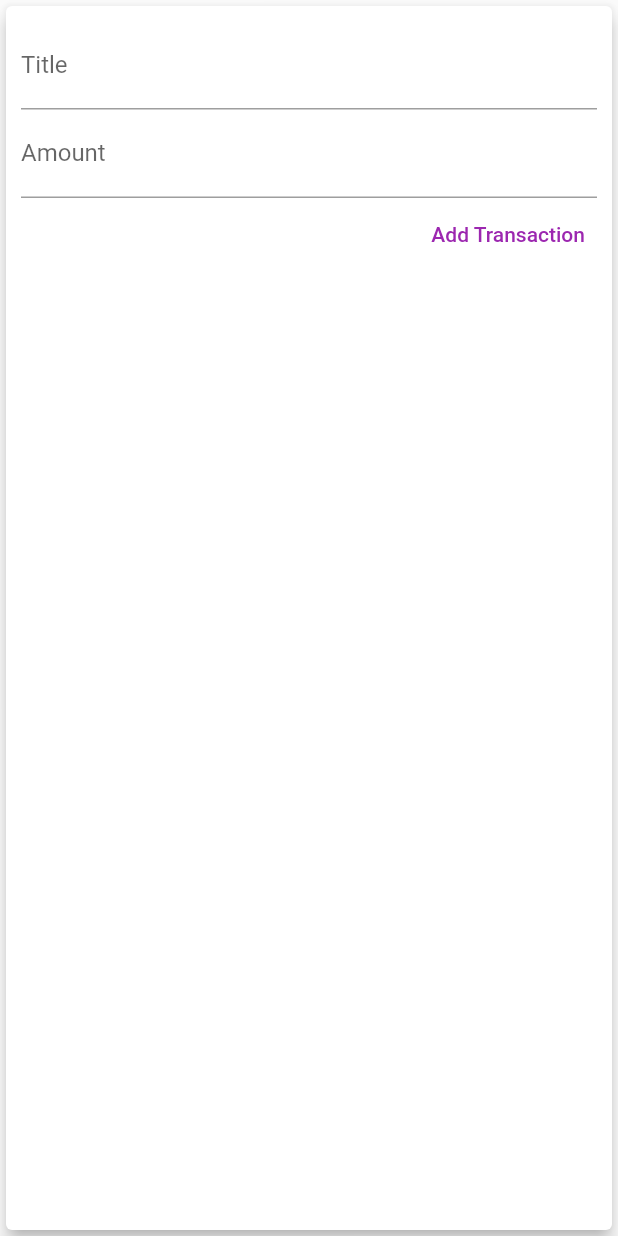
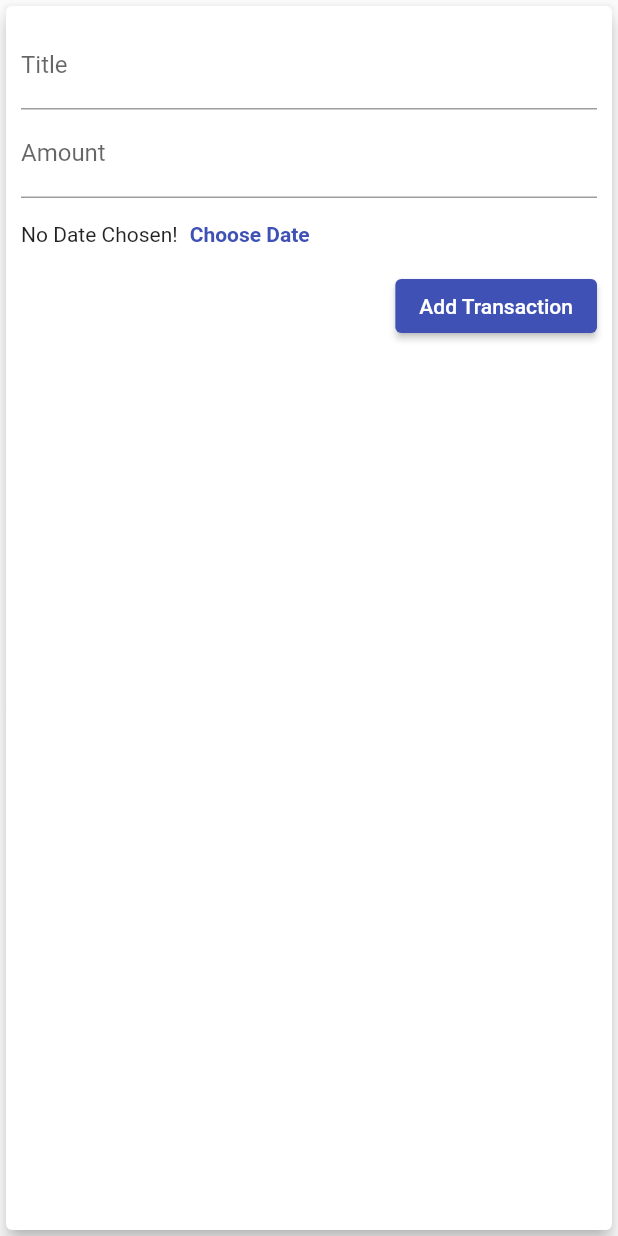
Before and after one commit to sanchoco/personal_expenses_app, a Flutter app: the NewTransaction widget shown alone on an empty page, opened directly with empty values, on a phone screen of 412 x 824 dp. Run offline on Flutter 3.47's test engine with Material 2 defaults, Android fonts, the phone set to English and light mode, and no system bars.

Commit message:
add date picker button

```diff
--- a/lib/widgets/new_transaction.dart
+++ b/lib/widgets/new_transaction.dart
@@ -46,7 +46,26 @@ class _NewTransactionState extends State<NewTransaction> {
             keyboardType: TextInputType.numberWithOptions(decimal: true),
             onSubmitted: (_) => submitData,
           ),
-          TextButton(child: Text('Add Transaction', style: TextStyle(color: Colors.purple)), onPressed: submitData)
+          Row(
+            children: [
+              Text('No Date Chosen!'),
+              TextButton(
+                  onPressed: () {},
+                  child: Text(
+                    'Choose Date',
+                    style: TextStyle(fontWeight: FontWeight.bold),
+                  )),
+            ],
+          ),
+          ElevatedButton(
+              child: Text(
+                'Add Transaction',
+                style: TextStyle(
+                  backgroundColor: Theme.of(context).primaryColor,
+                  color: Colors.white,
+                ),
+              ),
+              onPressed: submitData)
         ]),
       ),
     );
```
